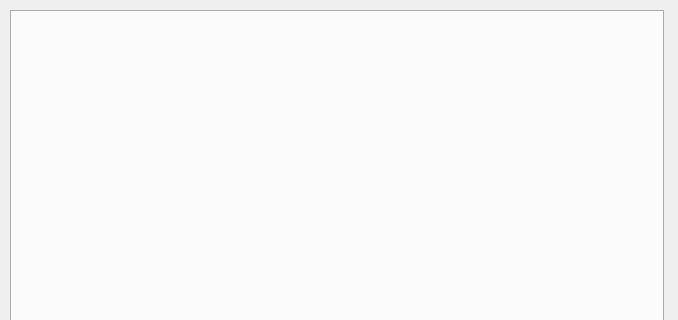
Above: Sources/SecuWindow.ui from denami/SECU-3Qt before the change; both pictures show x 0 to 678 and y 0 to 320 of the 678 by 491 pixel window. Below: the same form after it.
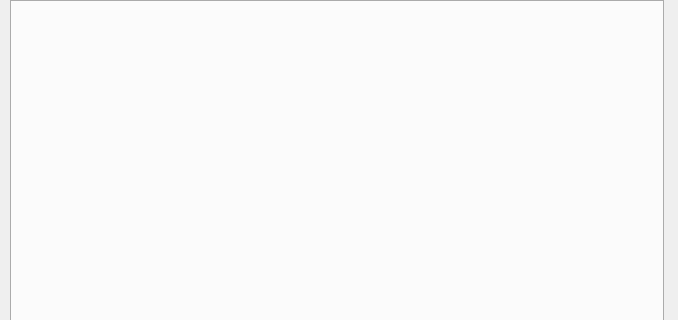
That is the form after the change.

Patch:
```diff
--- a/Sources/SecuWindow.ui
+++ b/Sources/SecuWindow.ui
@@ -24,9 +24,9 @@
     <property name="geometry">
      <rect>
       <x>10</x>
-      <y>10</y>
+      <y>0</y>
       <width>654</width>
-      <height>431</height>
+      <height>441</height>
      </rect>
     </property>
     <property name="sizePolicy">
```
Left out of the diff: 2 changed lines with no effect on the pictures.
